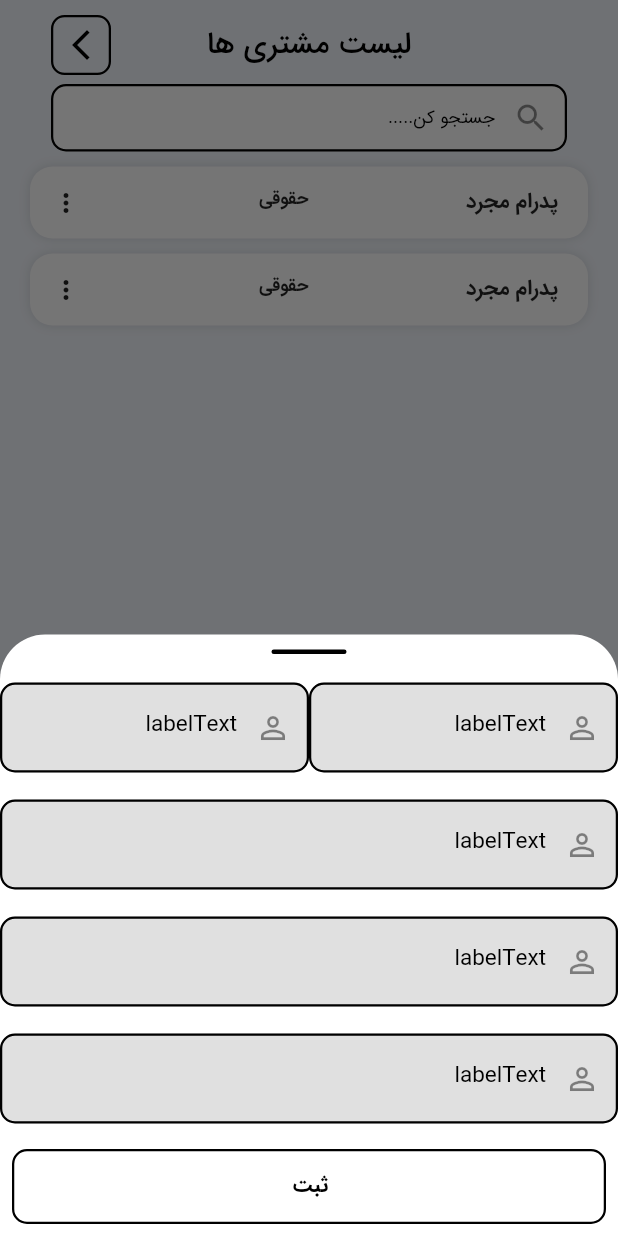
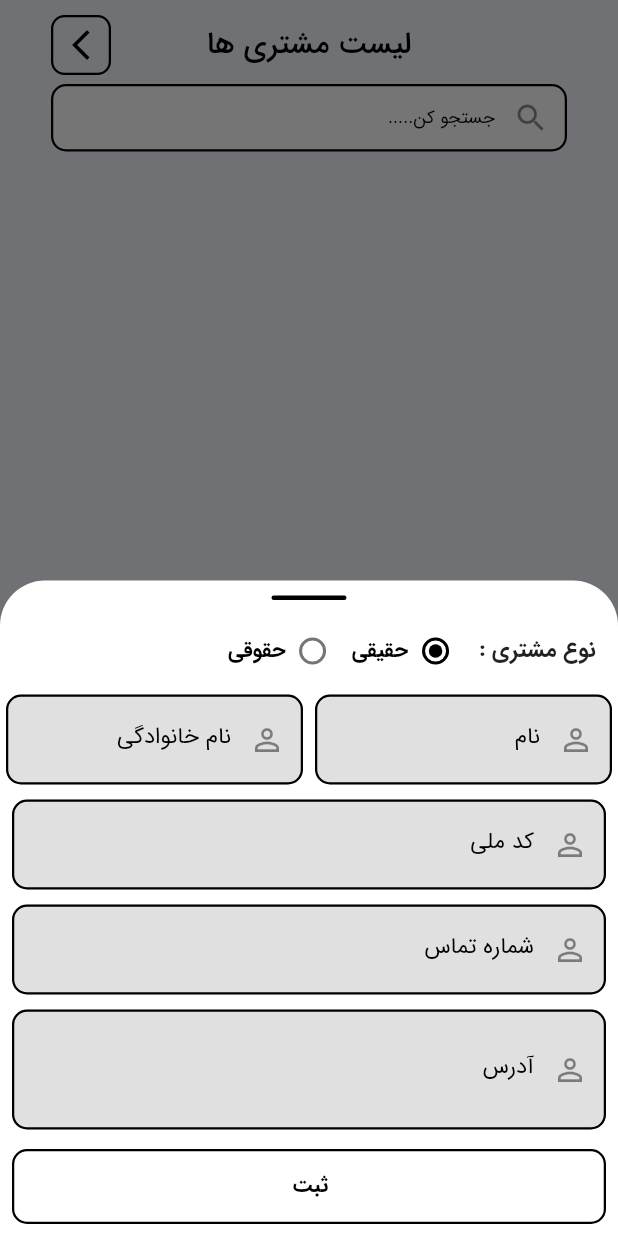
Before and after one commit to pedrammgd/factor-flutter, a Flutter app: the BuyerPage screen opened by its route, after a tap on the "add" icon, on a phone screen of 412 x 824 dp. Run offline on Flutter 3.47's test engine with Material 2 defaults, Android fonts, the phone set to English and light mode, and no system bars; our stand-ins replace animate_do, firebase_core, firebase_messaging, flutter_local_notifications, get, image_picker and 4 more; missing offline and left inert: file_saver, persian_number_utility, syncfusion_flutter_pdf, syncfusion_flutter_pdfviewer; accounts and stored records are empty.

Commit message:
add to list buyer

```diff
--- /dev/null
+++ b/lib/controllers/buyer/buyer_add_or_edit_controller.dart
@@ -0,0 +1,118 @@
+import 'dart:convert';
+
+import 'package:factor_flutter_mobile/core/constans/constans.dart';
+import 'package:factor_flutter_mobile/models/buyer_view_model/buyer_view_model.dart';
+import 'package:factor_flutter_mobile/models/sheard/person_basic_information_view_model.dart/person_basic_information_view_model.dart';
+import 'package:flutter/material.dart';
+import 'package:get/get.dart';
+import 'package:shared_preferences/shared_preferences.dart';
+import 'package:uuid/uuid.dart';
+
+class BuyerAddOrEditController extends GetxController {
+  BuyerAddOrEditController(
+      {required this.buyerList, required this.sharedPreferences});
+
+  RxBool isHaghighi = true.obs;
+  RxList<BuyerViewModel> buyerList;
+
+  TextEditingController mobileTextEditingController = TextEditingController();
+  TextEditingController mobileTextHoghoghiEditingController =
+      TextEditingController();
+  TextEditingController firstNameTextEditingController =
+      TextEditingController();
+  TextEditingController lastNameTextEditingController = TextEditingController();
+  TextEditingController nationalCodeTextEditingController =
+      TextEditingController();
+  TextEditingController addressTextEditingController = TextEditingController();
+  TextEditingController addressTextHoghohgiEditingController =
+      TextEditingController();
+  TextEditingController companyNameTextEditingController =
+      TextEditingController();
+  TextEditingController nationalCodeCompanyTextEditingController =
+      TextEditingController();
+  TextEditingController registrationIDTextEditingController =
+      TextEditingController();
+
+  final Uuid uuid = const Uuid();
+
+  final SharedPreferences sharedPreferences;
+
+  void save() {
+    if (isHaghighi.value) {
+      addToBuyerHaghighiList();
+    } else {
+      addToBuyerHoghoghiList();
+    }
+
+    Get.back();
+  }
+
+  BuyerViewModel get _haghighiDto {
+    return BuyerViewModel(
+        personBasicInformationViewModel: PersonBasicInformationViewModel(
+            id: uuid.v4(),
+            address: addressTextEditingController.text.isEmpty
+                ? ''
+                : addressTextEditingController.text,
+            mobileNumber: mobileTextEditingController.text.isEmpty
+                ? ''
+                : mobileTextEditingController.text,
+            isHaghighi: isHaghighi.value,
+            firstName: firstNameTextEditingController.text.isEmpty
+                ? ''
+                : firstNameTextEditingController.text,
+            lastName: lastNameTextEditingController.text.isEmpty
+                ? ''
+                : lastNameTextEditingController.text,
+            nationalCode: nationalCodeTextEditingController.text.isEmpty
+                ? ''
+                : nationalCodeTextEditingController.text));
+  }
+
+  BuyerViewModel get _hoghoghiDto {
+    return BuyerViewModel(
+        personBasicInformationViewModel: PersonBasicInformationViewModel(
+      id: uuid.v4(),
+      address: addressTextEditingController.text.isEmpty
+          ? ''
+          : addressTextEditingController.text,
+      mobileNumber: mobileTextEditingController.text.isEmpty
+          ? ''
+          : mobileTextEditingController.text,
+      isHaghighi: isHaghighi.value,
+      companyName: companyNameTextEditingController.text.isEmpty
+          ? ''
+          : companyNameTextEditingController.text,
+      nationalCodeCompany: nationalCodeCompanyTextEditingController.text.isEmpty
+          ? ''
+          : nationalCodeCompanyTextEditingController.text,
+      registrationID: registrationIDTextEditingController.text.isEmpty
+          ? ''
+          : registrationIDTextEditingController.text,
+    ));
+  }
+
+  void saveHaghighiData() {
+    List<String> haghighiBuyerData =
+        buyerList.map((element) => json.encode(element.toJson())).toList();
+    sharedPreferences.setStringList(
+        haghighiBuyerSharedPreferencesKey, haghighiBuyerData);
+  }
+
+  void addToBuyerHaghighiList() {
+    buyerList.add(_haghighiDto);
+    saveHaghighiData();
+  }
+
+  void saveHoghoghiData() {
+    List<String> hoghoghiBuyerData =
+        buyerList.map((element) => json.encode(element.toJson())).toList();
+    sharedPreferences.setStringList(
+        haghighiBuyerSharedPreferencesKey, hoghoghiBuyerData);
+  }
+
+  void addToBuyerHoghoghiList() {
+    buyerList.add(_hoghoghiDto);
+    saveHoghoghiData();
+  }
+}
--- a/lib/controllers/buyer/buyer_controller.dart
+++ b/lib/controllers/buyer/buyer_controller.dart
@@ -1,3 +1,49 @@
+import 'dart:convert';
+import 'dart:developer';
+
+import 'package:factor_flutter_mobile/core/constans/constans.dart';
+import 'package:factor_flutter_mobile/models/buyer_view_model/buyer_view_model.dart';
 import 'package:get/get.dart';
+import 'package:shared_preferences/shared_preferences.dart';
 
-class BuyerController extends GetxController {}
+class BuyerController extends GetxController {
+  @override
+  void onInit() {
+    super.onInit();
+    initSharedPreferences();
+  }
+
+  late SharedPreferences sharedPreferences;
+  RxBool isLoading = false.obs;
+  RxList<BuyerViewModel> buyerList = <BuyerViewModel>[].obs;
+
+  initSharedPreferences() {
+    isLoading.value = true;
+    Future.delayed(const Duration(milliseconds: 500), () async {
+      sharedPreferences = await SharedPreferences.getInstance();
+      loadHaghighiBuyerData();
+      // loadHoghoghiBuyerData();
+      isLoading.value = false;
+    });
+  }
+
+  void loadHaghighiBuyerData() {
+    List<String> haghighiBuyerDataList =
+        sharedPreferences.getStringList(haghighiBuyerSharedPreferencesKey) ??
+            [];
+    buyerList.value = haghighiBuyerDataList
+        .map((e) => BuyerViewModel.fromJson(json.decode(e)))
+        .toList();
+    log('$haghighiBuyerDataList');
+  }
+
+  void loadHoghoghiBuyerData() {
+    List<String> hoghoghiBuyerDataList =
+        sharedPreferences.getStringList(hoghoghiBuyerSharedPreferencesKey) ??
+            [];
+    buyerList.value = hoghoghiBuyerDataList
+        .map((e) => BuyerViewModel.fromJson(json.decode(e)))
+        .toList();
+    log('$hoghoghiBuyerDataList');
+  }
+}
--- a/lib/core/constans/constans.dart
+++ b/lib/core/constans/constans.dart
@@ -30,6 +30,10 @@ const String factorHomeListSharedPreferencesKey = 'factorHomeList';
 const String unofficialFactorSharedPreferencesKey = 'unofficialFactorList';
 const String haghighiSharedPreferencesKey = 'haghighiSharedPreferencesKey7';
 const String hoghoghiSharedPreferencesKey = 'hoghoghiSharedPreferencesKey7';
+const String hoghoghiBuyerSharedPreferencesKey =
+    'hoghoghiBuyerSharedPreferencesKey';
+const String haghighiBuyerSharedPreferencesKey =
+    'haghighiBuyerSharedPreferencesKey';
 
 // Png
 const String emptyList = 'assets/images/png/empty_list.png';
--- a/lib/views/buyer/buyer_page.dart
+++ b/lib/views/buyer/buyer_page.dart
@@ -52,7 +52,10 @@ class BuyerPage extends GetView<BuyerController> {
         onPressed: () {
           CustomModalBottomSheet.showModalBottomSheet(
             color: Theme.of(context).primaryColor,
-            child: const BuyerAddOrEditBottomSheet(),
+            child: BuyerAddOrEditBottomSheet(
+              buyerList: controller.buyerList,
+              sharedPreferences: controller.sharedPreferences,
+            ),
           );
         },
         child: Icon(
--- a/lib/views/buyer/widgets/buyer_add_or_edit_bottom_sheet.dart
+++ b/lib/views/buyer/widgets/buyer_add_or_edit_bottom_sheet.dart
@@ -1,16 +1,30 @@
-import 'package:factor_flutter_mobile/core/utils/factor_validation/form_feild_validation.dart';
+import 'dart:ui';
+
+import 'package:factor_flutter_mobile/controllers/buyer/buyer_add_or_edit_controller.dart';
+import 'package:factor_flutter_mobile/core/constans/constans.dart';
+import 'package:factor_flutter_mobile/models/buyer_view_model/buyer_view_model.dart';
+import 'package:factor_flutter_mobile/views/shared/widgets/custom_text_form_field.dart';
 import 'package:factor_flutter_mobile/views/shared/widgets/factor_border_button.dart';
-import 'package:factor_flutter_mobile/views/shared/widgets/factor_text_form_feild.dart';
 import 'package:flutter/material.dart';
 import 'package:get/get.dart';
+import 'package:shared_preferences/shared_preferences.dart';
 
-class BuyerAddOrEditBottomSheet extends StatelessWidget {
-  const BuyerAddOrEditBottomSheet({Key? key}) : super(key: key);
+class BuyerAddOrEditBottomSheet extends GetView<BuyerAddOrEditController> {
+  const BuyerAddOrEditBottomSheet({
+    Key? key,
+    required this.buyerList,
+    required this.sharedPreferences,
+  }) : super(key: key);
+  final RxList<BuyerViewModel> buyerList;
+  final SharedPreferences sharedPreferences;
 
   @override
   Widget build(BuildContext context) {
+    Get.lazyPut<BuyerAddOrEditController>(() => BuyerAddOrEditController(
+        buyerList: buyerList, sharedPreferences: sharedPreferences));
     return SingleChildScrollView(
-      child: Form(
+      child: Obx(() {
+        return Form(
           // key: controller.formKey,
           child: Column(
             mainAxisSize: MainAxisSize.min,
@@ -21,18 +35,119 @@ class BuyerAddOrEditBottomSheet extends StatelessWidget {
                   _topDivider(),
                 ],
               ),
+              _radioButton(),
+              if (controller.isHaghighi.value)
                 Row(
                   children: [
-                Expanded(child: _buyerTextFormField(labelText: 'labelText')),
-                Expanded(child: _buyerTextFormField(labelText: 'labelText')),
+                    Expanded(
+                        child: CustomTextFormField(
+                      labelText: 'نام',
+                      paddingHorizontal: 4,
+                      textEditingController:
+                          controller.firstNameTextEditingController,
+                    )),
+                    Expanded(
+                        child: CustomTextFormField(
+                      labelText: 'نام خانوادگی',
+                      paddingHorizontal: 4,
+                    )),
                   ],
+                )
+              else
+                CustomTextFormField(
+                  labelText: 'نام شرکت',
+                  paddingHorizontal: 8,
+                  textEditingController:
+                      controller.companyNameTextEditingController,
                 ),
-            _buyerTextFormField(labelText: 'labelText'),
-            _buyerTextFormField(labelText: 'labelText'),
-            _buyerTextFormField(labelText: 'labelText'),
+              if (controller.isHaghighi.value)
+                const CustomTextFormField(
+                  labelText: 'کد ملی',
+                  paddingHorizontal: 8,
+                )
+              else
+                const CustomTextFormField(
+                  labelText: 'شناسه ملی شرکت',
+                  paddingHorizontal: 8,
+                ),
+              if (!controller.isHaghighi.value)
+                const CustomTextFormField(
+                  labelText: 'شماره ثبت',
+                  paddingHorizontal: 8,
+                ),
+              const CustomTextFormField(
+                labelText: 'شماره تماس',
+                paddingHorizontal: 8,
+              ),
+              const CustomTextFormField(
+                labelText: 'آدرس',
+                paddingHorizontal: 8,
+                maxLines: 2,
+              ),
               _button(),
             ],
           ),
+        );
+      }),
+    );
+  }
+
+  Widget _radioButton() {
+    return Padding(
+      padding: const EdgeInsetsDirectional.only(start: 15),
+      child: Row(
+        children: [
+          const Text(
+            'نوع مشتری :',
+            style: TextStyle(fontSize: 15, fontWeight: FontWeight.bold),
+          ),
+          Constants.largeHorizontalSpacer,
+          SizedBox(
+            width: 10,
+            child: Radio<bool>(
+              activeColor: Theme.of(Get.context!).colorScheme.secondary,
+              value: true,
+              groupValue: controller.isHaghighi.value,
+              onChanged: (value) {
+                controller.isHaghighi.value = value!;
+                print(controller.isHaghighi.value);
+              },
+            ),
+          ),
+          TextButton(
+            onPressed: () => controller.isHaghighi.value = true,
+            child: Text(
+              'حقیقی',
+              style: TextStyle(
+                  fontSize: 14,
+                  fontWeight: FontWeight.bold,
+                  color: Theme.of(Get.context!).colorScheme.secondary),
+            ),
+          ),
+          Constants.smallHorizontalSpacer,
+          SizedBox(
+            width: 10,
+            child: Radio<bool>(
+              activeColor: Theme.of(Get.context!).colorScheme.secondary,
+              value: false,
+              groupValue: controller.isHaghighi.value,
+              onChanged: (value) {
+                controller.isHaghighi.value = value!;
+                print(controller.isHaghighi.value);
+              },
+            ),
+          ),
+          TextButton(
+            onPressed: () => controller.isHaghighi.value = false,
+            child: Text(
+              'حقوقی',
+              style: TextStyle(
+                  fontSize: 14,
+                  fontWeight: FontWeight.bold,
+                  color: Theme.of(Get.context!).colorScheme.secondary),
+            ),
+          ),
+        ],
       ),
     );
   }
@@ -47,22 +162,9 @@ class BuyerAddOrEditBottomSheet extends StatelessWidget {
                 borderColor: Theme.of(Get.context!).colorScheme.secondary,
                 textColor: Theme.of(Get.context!).colorScheme.secondary,
                 onPressed: () {
-                  // controller.save();
+                  controller.save();
                 },
                 titleButton: 'ثبت')));
-  }
-
-  Widget _buyerTextFormField({required String labelText}) {
-    return FactorTextFormField(
-      // controller: controller.productDescriptionController,
-      suffixColor: Theme.of(Get.context!).colorScheme.secondary,
-      labelColor: Theme.of(Get.context!).colorScheme.secondary,
-      width: double.infinity,
-      labelText: labelText,
-      borderColor: Theme.of(Get.context!).colorScheme.secondary,
-      hasBorder: true,
-      validatorTextField: emptyValidator('شرح کالا'),
-    );
   }
 
   Widget _topDivider() {
--- a/lib/views/buyer/widgets/buyer_list.dart
+++ b/lib/views/buyer/widgets/buyer_list.dart
@@ -9,11 +9,25 @@ class BuyerList extends GetView<BuyerController> {
 
   @override
   Widget build(BuildContext context) {
-    return ListView.builder(
-      itemCount: 2,
-      itemBuilder: (context, index) {
-        return const BuyerCardWidget();
-      },
-    );
+    return Obx(() {
+      if (controller.isLoading.value) {
+        return Center(
+          child: CircularProgressIndicator(),
+        );
+      }
+      return ListView.builder(
+        itemCount: controller.buyerList.length,
+        itemBuilder: (context, index) {
+          return BuyerCardWidget(
+            isHaghighi: controller
+                .buyerList[index].personBasicInformationViewModel.isHaghighi,
+            title: controller.buyerList[index].personBasicInformationViewModel
+                    .firstName ??
+                controller.buyerList[index].personBasicInformationViewModel
+                    .companyName!,
+          );
+        },
+      );
+    });
   }
 }
--- a/lib/views/shared/widgets/buyer_card_widget.dart
+++ b/lib/views/shared/widgets/buyer_card_widget.dart
@@ -9,7 +9,8 @@ class BuyerCardWidget extends StatelessWidget {
       this.height = 71,
       this.editOnTap,
       this.removeOnTap,
-      this.title = 'پدرام مجرد'});
+      this.title = 'پدرام مجرد',
+      required this.isHaghighi});
 
   final double paddingTop;
   final double paddingEnd;
@@ -19,6 +20,7 @@ class BuyerCardWidget extends StatelessWidget {
   final Function()? editOnTap;
   final Function()? removeOnTap;
   final String title;
+  final bool isHaghighi;
 
   @override
   Widget build(BuildContext context) {
@@ -49,11 +51,12 @@ class BuyerCardWidget extends StatelessWidget {
             children: [
               _titleWidget(),
               // Constants.largeHorizontalSpacer,
-              const Padding(
+              Padding(
                 padding: EdgeInsets.only(top: 15),
                 child: Text(
-                  'حقوقی',
-                  style: TextStyle(fontSize: 12, fontWeight: FontWeight.bold),
+                  isHaghighi ? 'حقیقی' : 'حقوقی',
+                  style: const TextStyle(
+                      fontSize: 12, fontWeight: FontWeight.bold),
                 ),
               ),
               _morePopup(),
--- a/lib/views/my_profile/widgets/my_profile_text_form_field.dart
+++ b/lib/views/shared/widgets/custom_text_form_field.dart
@@ -2,8 +2,8 @@ import 'package:factor_flutter_mobile/views/shared/widgets/factor_text_form_feil
 import 'package:flutter/material.dart';
 import 'package:flutter/services.dart';
 
-class MyProfileTextFormField extends StatelessWidget {
-  const MyProfileTextFormField(
+class CustomTextFormField extends StatelessWidget {
+  const CustomTextFormField(
       {Key? key,
       required this.labelText,
       this.textEditingController,
@@ -12,7 +12,8 @@ class MyProfileTextFormField extends StatelessWidget {
       this.prefixIcon = const Icon(Icons.person_outline),
       this.inputFormatters,
       this.maxLength,
-      this.validatorTextField})
+      this.validatorTextField,
+      this.paddingHorizontal = 0})
       : super(key: key);
 
   final String labelText;
@@ -24,10 +25,13 @@ class MyProfileTextFormField extends StatelessWidget {
   final List<TextInputFormatter>? inputFormatters;
   final int? maxLength;
   final String? Function(String?)? validatorTextField;
+  final double paddingHorizontal;
 
   @override
   Widget build(BuildContext context) {
-    return FactorTextFormField(
+    return Padding(
+      padding: EdgeInsets.symmetric(horizontal: paddingHorizontal),
+      child: FactorTextFormField(
         hasBorder: true,
         labelColor: Theme.of(context).colorScheme.secondary,
         borderColor: Theme.of(context).colorScheme.secondary,
@@ -41,6 +45,7 @@ class MyProfileTextFormField extends StatelessWidget {
         inputFormatters: inputFormatters,
         textInputType: textInputType,
         validatorTextField: validatorTextField,
+      ),
     );
   }
 }
--- a/lib/views/shared/widgets/factor_text_form_feild.dart
+++ b/lib/views/shared/widgets/factor_text_form_feild.dart
@@ -70,8 +70,8 @@ class FactorTextFormField extends StatelessWidget {
     this.suffixText,
     this.suffixColor = Colors.grey,
     this.labelColor,
-    this.paddingTop = 9,
-    this.paddingBottom = 9,
+    this.paddingTop = 5,
+    this.paddingBottom = 5,
     this.paddingStart = 0,
     this.paddingEnd = 0,
   });
```
Also changed, not shown: lib/views/my_profile/my_profile_page.dart (+11 -11 lines). Lines whose indentation alone changed are shown as unchanged.
